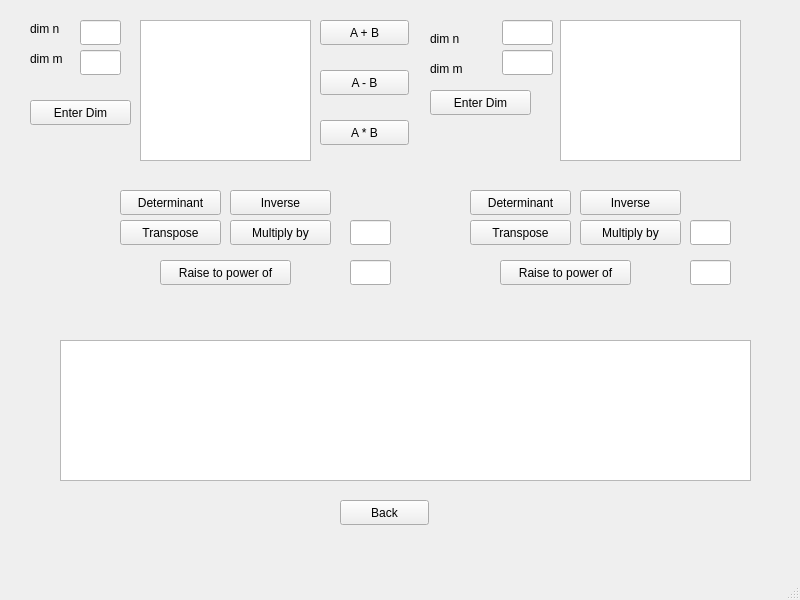
This is src/geek-calculator/mainwindow.ui in Jelena-Zivovic/RS014-geek-calculator as Qt 5 draws it before an edit. The edited form follows.
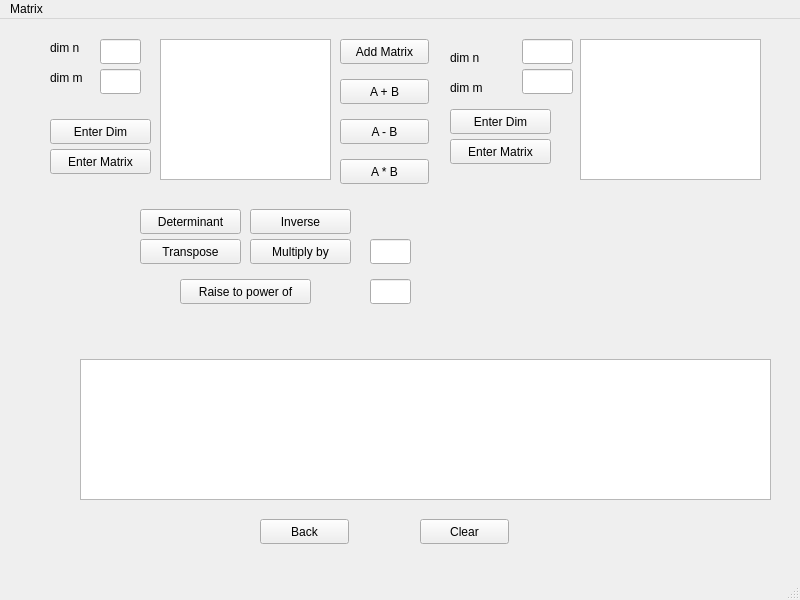
This is the edited form. The open tabs and pages were chosen to show the change.

Commit message: Rearanged buttons on interface

What changed in the file:
```diff
--- a/src/geek-calculator/mainwindow.ui
+++ b/src/geek-calculator/mainwindow.ui
@@ -17,7 +17,7 @@
    <widget class="QStackedWidget" name="stackedWidgets">
     <property name="geometry">
      <rect>
-      <x>20</x>
+      <x>40</x>
       <y>10</y>
       <width>731</width>
       <height>541</height>
@@ -191,7 +191,7 @@
       <property name="geometry">
        <rect>
         <x>300</x>
-        <y>10</y>
+        <y>50</y>
         <width>89</width>
         <height>25</height>
        </rect>
@@ -204,7 +204,7 @@
       <property name="geometry">
        <rect>
         <x>300</x>
-        <y>60</y>
+        <y>90</y>
         <width>89</width>
         <height>25</height>
        </rect>
@@ -217,7 +217,7 @@
       <property name="geometry">
        <rect>
         <x>300</x>
-        <y>110</y>
+        <y>130</y>
         <width>89</width>
         <height>25</height>
        </rect>
@@ -334,95 +334,10 @@
        </rect>
       </property>
      </widget>
-     <widget class="QPushButton" name="determinantButtonB">
-      <property name="geometry">
-       <rect>
-        <x>450</x>
-        <y>180</y>
-        <width>101</width>
-        <height>25</height>
-       </rect>
-      </property>
-      <property name="text">
-       <string>Determinant</string>
-      </property>
-     </widget>
-     <widget class="QPushButton" name="inverseButtonB">
-      <property name="geometry">
-       <rect>
-        <x>560</x>
-        <y>180</y>
-        <width>101</width>
-        <height>25</height>
-       </rect>
-      </property>
-      <property name="text">
-       <string>Inverse</string>
-      </property>
-     </widget>
-     <widget class="QPushButton" name="transposeButtonB">
-      <property name="geometry">
-       <rect>
-        <x>450</x>
-        <y>210</y>
-        <width>101</width>
-        <height>25</height>
-       </rect>
-      </property>
-      <property name="text">
-       <string>Transpose</string>
-      </property>
-     </widget>
-     <widget class="QPushButton" name="multiplyByButtonB">
-      <property name="geometry">
-       <rect>
-        <x>560</x>
-        <y>210</y>
-        <width>101</width>
-        <height>25</height>
-       </rect>
-      </property>
-      <property name="text">
-       <string>Multiply by</string>
-      </property>
-     </widget>
-     <widget class="QPushButton" name="raisePowerButtonB">
-      <property name="geometry">
-       <rect>
-        <x>480</x>
-        <y>250</y>
-        <width>131</width>
-        <height>25</height>
-       </rect>
-      </property>
-      <property name="text">
-       <string>Raise to power of</string>
-      </property>
-     </widget>
-     <widget class="QLineEdit" name="raisePowerlineEditB">
-      <property name="geometry">
-       <rect>
-        <x>670</x>
-        <y>250</y>
-        <width>41</width>
-        <height>25</height>
-       </rect>
-      </property>
-     </widget>
-     <widget class="QLineEdit" name="multiplBylineEditB">
-      <property name="geometry">
-       <rect>
-        <x>670</x>
-        <y>210</y>
-        <width>41</width>
-        <height>25</height>
-       </rect>
-      </property>
-     </widget>
      <widget class="QPushButton" name="goFromMatrixToMainPageButton">
       <property name="geometry">
        <rect>
-        <x>320</x>
+        <x>220</x>
         <y>490</y>
         <width>89</width>
         <height>25</height>
@@ -432,6 +347,58 @@
        <string>Back</string>
       </property>
      </widget>
+     <widget class="QPushButton" name="enterMatrixButtonA">
+      <property name="geometry">
+       <rect>
+        <x>10</x>
+        <y>120</y>
+        <width>101</width>
+        <height>25</height>
+       </rect>
+      </property>
+      <property name="text">
+       <string>Enter Matrix</string>
+      </property>
+     </widget>
+     <widget class="QPushButton" name="enterMatrixButtonB">
+      <property name="geometry">
+       <rect>
+        <x>410</x>
+        <y>110</y>
+        <width>101</width>
+        <height>25</height>
+       </rect>
+      </property>
+      <property name="text">
+       <string>Enter Matrix</string>
+      </property>
+     </widget>
+     <widget class="QPushButton" name="addMatrixButton">
+      <property name="geometry">
+       <rect>
+        <x>300</x>
+        <y>10</y>
+        <width>89</width>
+        <height>25</height>
+       </rect>
+      </property>
+      <property name="text">
+       <string>Add Matrix</string>
+      </property>
+     </widget>
+     <widget class="QPushButton" name="clearMatrixButton">
+      <property name="geometry">
+       <rect>
+        <x>380</x>
+        <y>490</y>
+        <width>89</width>
+        <height>25</height>
+       </rect>
+      </property>
+      <property name="text">
+       <string>Clear</string>
+      </property>
+     </widget>
     </widget>
     <widget class="QWidget" name="commonCalculatorPage">
      <widget class="QPushButton" name="goBackToMainPageButton">
@@ -1023,6 +990,12 @@
      <height>22</height>
     </rect>
    </property>
+   <widget class="QMenu" name="menuMatrix">
+    <property name="title">
+     <string>Matrix</string>
+    </property>
+   </widget>
+   <addaction name="menuMatrix"/>
   </widget>
   <widget class="QStatusBar" name="statusbar"/>
  </widget>
```
Left out of the diff: 8 changed lines with no effect on the pictures. The commit also changes 3 other files.
